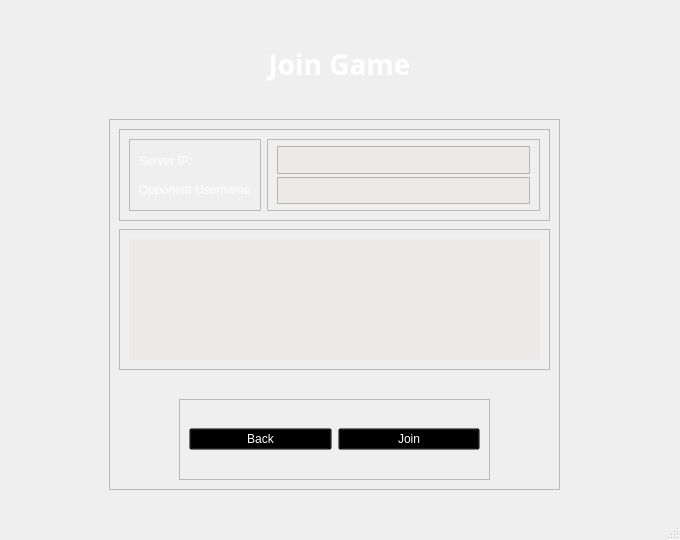
Above: BackgammonPP/mainwindow.ui from daniilgrbic/BackgammonPP before the change. Below: the same form after it.
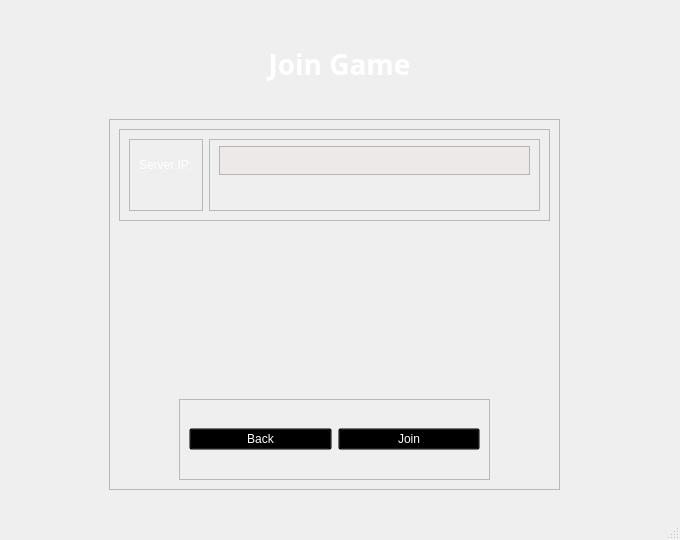
That is the form after the change. The open tabs and pages were chosen to show the change.

Commit message: Add sound theme support, drop username from join lobby, redefine number of moves to number of games

Diff of the .ui file:
```diff
--- a/BackgammonPP/mainwindow.ui
+++ b/BackgammonPP/mainwindow.ui
@@ -1070,16 +1070,20 @@
               </widget>
              </item>
              <item>
-              <widget class="QLabel" name="label_2">
-               <property name="styleSheet">
-                <string notr="true">QLabel {
-	color: white;
-}</string>
+              <spacer name="verticalSpacer_3">
+               <property name="orientation">
+                <enum>Qt::Vertical</enum>
                </property>
-               <property name="text">
-                <string>Opponent Username</string>
+               <property name="sizeType">
+                <enum>QSizePolicy::Fixed</enum>
                </property>
-              </widget>
+               <property name="sizeHint" stdset="0">
+                <size>
+                 <width>20</width>
+                 <height>20</height>
+                </size>
+               </property>
+              </spacer>
              </item>
             </layout>
            </widget>
@@ -1112,13 +1116,20 @@
               </widget>
              </item>
              <item>
-              <widget class="QTextEdit" name="inputName">
-               <property name="styleSheet">
-                <string notr="true">QTextEdit {
-	background-color: #EDE9E8 ;
-}</string>
+              <spacer name="verticalSpacer_2">
+               <property name="orientation">
+                <enum>Qt::Vertical</enum>
                </property>
-              </widget>
+               <property name="sizeType">
+                <enum>QSizePolicy::Fixed</enum>
+               </property>
+               <property name="sizeHint" stdset="0">
+                <size>
+                 <width>20</width>
+                 <height>40</height>
+                </size>
+               </property>
+              </spacer>
              </item>
             </layout>
            </widget>
@@ -1187,38 +1198,6 @@
           </item>
          </layout>
         </widget>
-        <widget class="QFrame" name="frame_5">
-         <property name="geometry">
-          <rect>
-           <x>10</x>
-           <y>110</y>
-           <width>431</width>
-           <height>141</height>
-          </rect>
-         </property>
-         <property name="frameShape">
-          <enum>QFrame::StyledPanel</enum>
-         </property>
-         <property name="frameShadow">
-          <enum>QFrame::Raised</enum>
-         </property>
-         <layout class="QHBoxLayout" name="horizontalLayout_4">
-          <item>
-           <widget class="QLabel" name="messageFromServer">
-            <property name="styleSheet">
-             <string notr="true">QLabel {
-	background-color: #EDE9E8 ;
-	color: black;
-	padding-left: 10px;
-}</string>
-            </property>
-            <property name="text">
-             <string/>
-            </property>
-           </widget>
-          </item>
-         </layout>
-        </widget>
        </widget>
        <widget class="QLabel" name="label_4">
         <property name="geometry">
```
Left out of the diff: 5 changed lines with no effect on the pictures. The commit also changes 10 other files.
